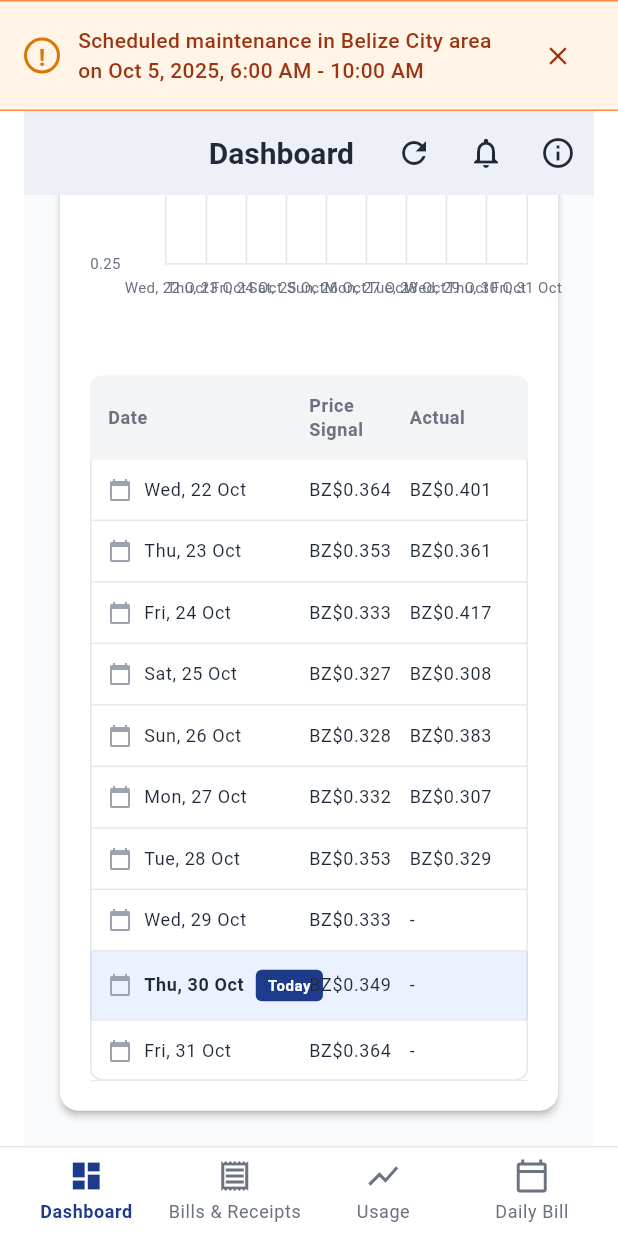
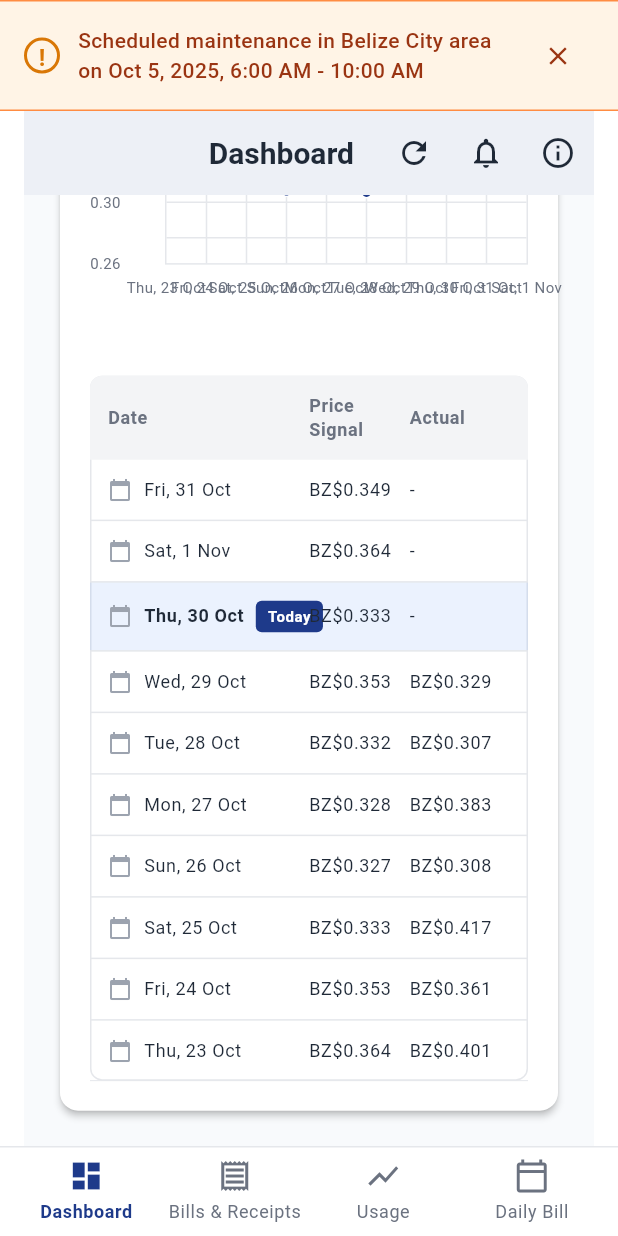
Before and after one commit to masterplox/BEL247Web, a Flutter app: the DashboardPage screen opened by its route, scrolled down 1125 dp, on a phone screen of 412 x 824 dp. Run offline on Flutter 3.47's test engine with Material 3 defaults, Android fonts, the light colour scheme and no system bars; drawn by our look-alikes of fl_chart; our stand-ins replace dio, flutter_riverpod, flutter_secure_storage, freezed_annotation, go_router, shared_preferences; missing offline and left inert: dart:html, encrypt; accounts and stored records are empty.

Commit message:
Updated dashboard chart and energy prices widget

```diff
--- a/lib/features/dashboard/widgets/energy_prices_widget.dart
+++ b/lib/features/dashboard/widgets/energy_prices_widget.dart
@@ -72,6 +72,19 @@ class EnergyPricesWidget extends StatelessWidget {
   Widget _buildPriceChart(BuildContext context) {
     final data = _getPriceData();
     final dates = _getDates();
+    // Compute dynamic Y-axis bounds so lines never go out of bounds
+    final combinedValues = <double>[
+      ...data.priceSignal,
+      ...data.actual.whereType<double>(),
+    ];
+    // Fallbacks in case of empty data
+    final minValue = (combinedValues.isEmpty ? 0.0 : combinedValues.reduce((a, b) => a < b ? a : b));
+    final maxValue = (combinedValues.isEmpty ? 1.0 : combinedValues.reduce((a, b) => a > b ? a : b));
+    // Add small padding top/bottom
+    final padding = (maxValue - minValue).clamp(0.01, 0.05);
+    final minY = (minValue - padding).clamp(0.0, double.infinity);
+    final maxY = maxValue + padding;
+    final yInterval = ((maxY - minY) / 4).clamp(0.005, 0.05);
 
     return SizedBox(
       height: 250,
@@ -123,7 +136,7 @@ class EnergyPricesWidget extends StatelessWidget {
               sideTitles: SideTitles(
                 showTitles: true,
                 reservedSize: 50,
-                interval: 0.025,
+                interval: yInterval,
                 getTitlesWidget: (value, meta) => Text(
                   value.toStringAsFixed(2),
                   style: const TextStyle(
@@ -137,8 +150,8 @@ class EnergyPricesWidget extends StatelessWidget {
           borderData: FlBorderData(show: true, border: Border.all(color: AppColors.border)),
           minX: 0,
           maxX: 9,
-          minY: 0.25,
-          maxY: 0.35,
+          minY: minY,
+          maxY: maxY,
           lineBarsData: [
             // Actual prices (blue solid line)
             LineChartBarData(
@@ -344,20 +357,36 @@ class EnergyPricesWidget extends StatelessWidget {
   }
 
   List<DateTime> _getDates() {
-    // Dates from Wed 22 Oct to Fri 31 Oct
-    final base = DateTime(2025, 10, 22);
-    return List.generate(10, (index) => base.add(Duration(days: index)));
+    // Dynamic window: 7 days past to 2 days future relative to today
+    final today = DateTime.now();
+    final start = DateTime(today.year, today.month, today.day).subtract(const Duration(days: 7));
+    return List.generate(10, (index) => start.add(Duration(days: index)));
   }
 
   List<_PriceTableRow> _getTableData() {
     final dates = _getDates();
     final priceData = _getPriceData();
+    final rows = List.generate(10, (index) => _PriceTableRow(
+      date: dates[index],
+      priceSignal: priceData.priceSignal[index],
+      actual: priceData.actual[index],
+    ));
 
-    return List.generate(10, (index) => _PriceTableRow(
-        date: dates[index],
-        priceSignal: priceData.priceSignal[index],
-        actual: priceData.actual[index],
-      ));
+    // Desired order:
+    // +1 day, +2 days, today, then 7 days in the past
+    final today = DateTime.now();
+    int rank(DateTime d) {
+      final diff = d.difference(DateTime(today.year, today.month, today.day)).inDays;
+      if (diff == 1) return 0; // tomorrow
+      if (diff == 2) return 1; // day after tomorrow
+      if (diff == 0) return 2; // today
+      if (diff < 0) return 3 + (-diff - 1); // yesterday first, then back 7
+      // Any other future days (not expected) push to end preserving order
+      return 100 + diff;
+    }
+
+    rows.sort((a, b) => rank(a.date).compareTo(rank(b.date)));
+    return rows;
   }
 }
 
```
